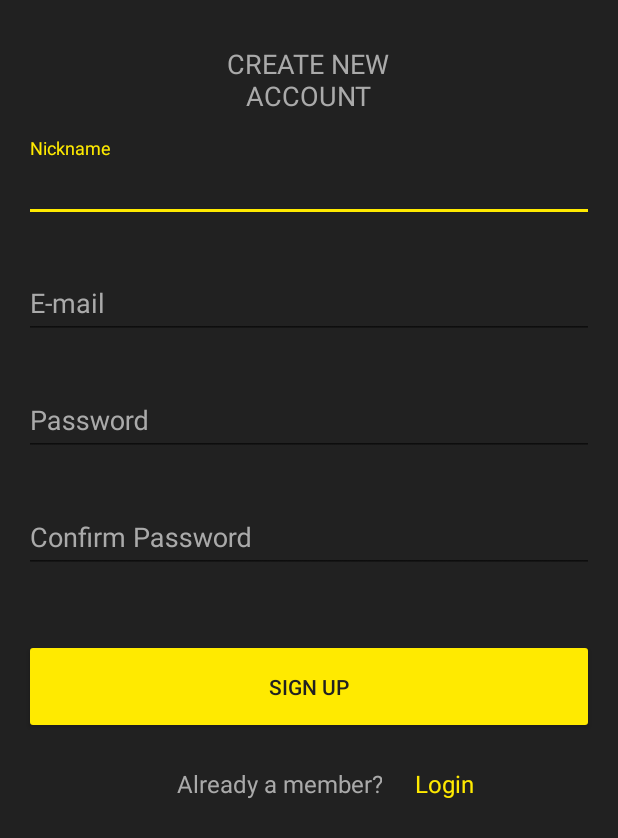
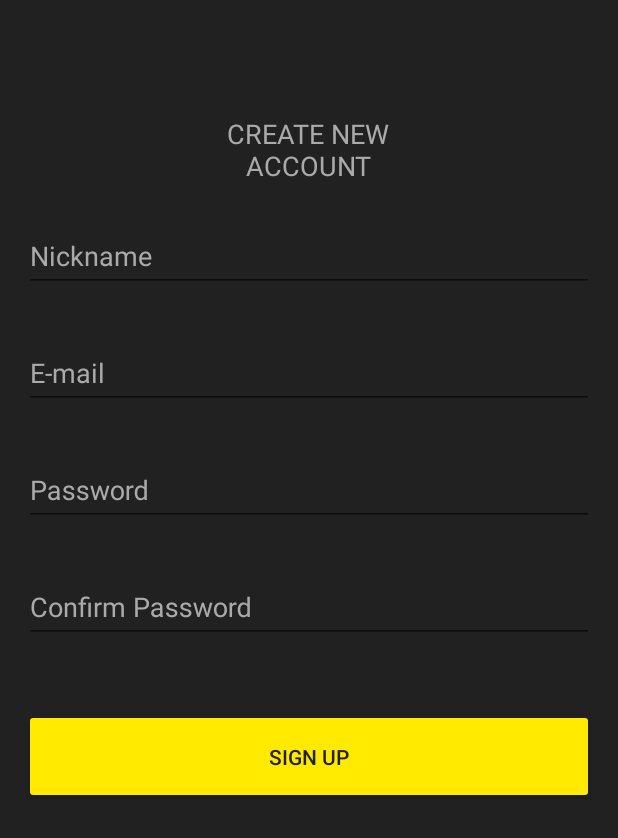
Before and after one commit to lblemos/speedchat, an Android app: the screen it shows after launch (SignUpActivity), on a phone screen of 412 x 824 dp. Shown: the top 838 px of the screen. Run offline under Robolectric (Android 15) with nearby library versions, the phone set to English and light mode, and no system bars; our stand-ins replace ButterKnife, Dagger/Hilt's generated code, Firebase (no records; nobody signed in at launch, a user with empty details on screens opened directly); libraries missing offline, so code that uses them is left out: rx.android.schedulers, rx.schedulers; 1 statement that could not run was skipped.

Commit message:
animação tela de cadastro de novo usuário

```diff
--- a/app/src/main/java/com/example/weverson/speedchat/presentation/signup/SignUpFragment.java
+++ b/app/src/main/java/com/example/weverson/speedchat/presentation/signup/SignUpFragment.java
@@ -4,11 +4,15 @@ import android.os.Bundle;
 import android.support.annotation.NonNull;
 import android.support.design.widget.Snackbar;
 import android.support.v4.app.Fragment;
+import android.support.v4.view.ViewCompat;
+import android.support.v4.view.ViewPropertyAnimatorCompat;
 import android.view.LayoutInflater;
 import android.view.View;
 import android.view.ViewGroup;
+import android.view.animation.DecelerateInterpolator;
 import android.widget.Button;
 import android.widget.EditText;
+import android.widget.LinearLayout;
 import android.widget.TextView;
 
 import com.example.weverson.speedchat.R;
@@ -22,12 +26,18 @@ import static com.google.common.base.Preconditions.checkNotNull;
 
 public class SignUpFragment extends Fragment implements SignUpContract.View  {
 
+    @BindView(R.id.linear_sign_up) LinearLayout mLinearSignUp;
+    @BindView(R.id.text_sign_up) TextView mTextSignUp;
     @BindView(R.id.edit_nickname)  EditText mEditNickname;
     @BindView(R.id.edit_email) EditText mEditEmail;
     @BindView(R.id.edit_password) EditText mEditPassword;
     @BindView(R.id.edit_confirm_password) EditText mEditConfirmPassword;
     @BindView(R.id.button_sign_up) Button mButtonSignUp;
     @BindView(R.id.text_login) TextView mTextLogin;
+
+    public static final int STARTUP_DELAY = 300;
+    public static final int ANIM_ITEM_DURATION = 1000;
+    public static final int ITEM_DELAY = 300;
 
 
     private SignUpContract.Presenter mSignUpPresenter;
@@ -85,4 +95,48 @@ public class SignUpFragment extends Fragment implements SignUpContract.View  {
         mSignUpPresenter.createNewAccount(nickname, email, password, confirmPassword);
 
     }
+
+    @Override
+    public void onResume() {
+        super.onResume();
+        showAnimateForm();
+    }
+
+    private void showAnimateForm() {
+
+        ViewGroup container = mLinearSignUp;
+
+        ViewCompat.animate(mTextSignUp)
+                .translationY(200)
+                .setStartDelay(STARTUP_DELAY)
+                .setDuration(ANIM_ITEM_DURATION)
+                .setInterpolator(new DecelerateInterpolator(1.2f))
+                .start();
+
+
+        for (int i = 0; i < container.getChildCount(); i++) {
+            View v = container.getChildAt(i);
+            ViewPropertyAnimatorCompat viewAnimator;
+
+            if (!(v instanceof Button || v instanceof LinearLayout)) {
+                viewAnimator = ViewCompat.animate(v)
+                        .translationY(70).alpha(1)
+                        .scaleY(1).scaleX(1)
+                        .setStartDelay((100 * i) + 500)
+                        .setDuration(ITEM_DELAY);
+
+            } else {
+                viewAnimator = ViewCompat.animate(v)
+                        .translationY(70).alpha(1)
+                        .scaleY(1).scaleX(1)
+                        .setStartDelay((100 * i) + 500)
+                        .setDuration(ITEM_DELAY);
+
+            }
+
+            viewAnimator.setInterpolator(new DecelerateInterpolator()).start();
+
+        }
+    }
+
 }
--- a/app/src/main/res/layout/fragment_sign_up.xml
+++ b/app/src/main/res/layout/fragment_sign_up.xml
@@ -11,19 +11,21 @@
         android:layout_height="match_parent">
 
         <LinearLayout
+            android:id="@+id/linear_sign_up"
             android:layout_width="match_parent"
             android:layout_height="match_parent"
             android:orientation="vertical">
 
             <TextView
+                android:id="@+id/text_sign_up"
+                style="@style/text_title_white"
                 android:layout_width="130dp"
                 android:layout_height="wrap_content"
                 android:layout_gravity="center"
                 android:layout_marginBottom="@dimen/vertical"
                 android:layout_marginTop="@dimen/small"
                 android:gravity="center"
-                android:text="@string/title_sign_up"
-                style="@style/text_title_white">
+                android:text="@string/title_sign_up">
 
             </TextView>
 
@@ -38,6 +40,7 @@
                     android:id="@+id/edit_nickname"
                     android:layout_width="match_parent"
                     android:layout_height="wrap_content"
+                    android:focusable="false"
                     android:hint="@string/msg_nickname"
                     android:textColor="@color/text_secondary" />
 
@@ -54,6 +57,7 @@
                     android:id="@+id/edit_email"
                     android:layout_width="match_parent"
                     android:layout_height="wrap_content"
+                    android:focusable="false"
                     android:hint="@string/msg_email"
                     android:inputType="textEmailAddress"
                     android:textColor="@color/text_secondary" />
@@ -71,6 +75,7 @@
                     android:id="@+id/edit_password"
                     android:layout_width="match_parent"
                     android:layout_height="wrap_content"
+                    android:focusable="false"
                     android:hint="@string/msg_password"
                     android:inputType="textPassword"
                     android:textColor="@color/text_secondary" />
@@ -88,6 +93,7 @@
                     android:id="@+id/edit_confirm_password"
                     android:layout_width="match_parent"
                     android:layout_height="wrap_content"
+                    android:focusable="false"
                     android:hint="@string/msg_confirm_password"
                     android:inputType="textPassword"
                     android:textColor="@color/text_secondary" />
@@ -102,6 +108,8 @@
                 android:layout_height="wrap_content"
                 android:layout_gravity="bottom"
                 android:layout_marginTop="@dimen/large"
+                android:scaleX="0"
+                android:scaleY="0"
                 android:text="@string/action_sign_up" />
 
 
@@ -110,6 +118,8 @@
                 android:layout_height="wrap_content"
                 android:layout_gravity="bottom"
                 android:gravity="center"
+                android:scaleX="0"
+                android:scaleY="0"
                 android:orientation="horizontal">
 
                 <TextView
```
Also changed, not shown: app/src/main/java/com/example/weverson/speedchat/presentation/signup/SignUpActivity.java (+6 -2 lines).
